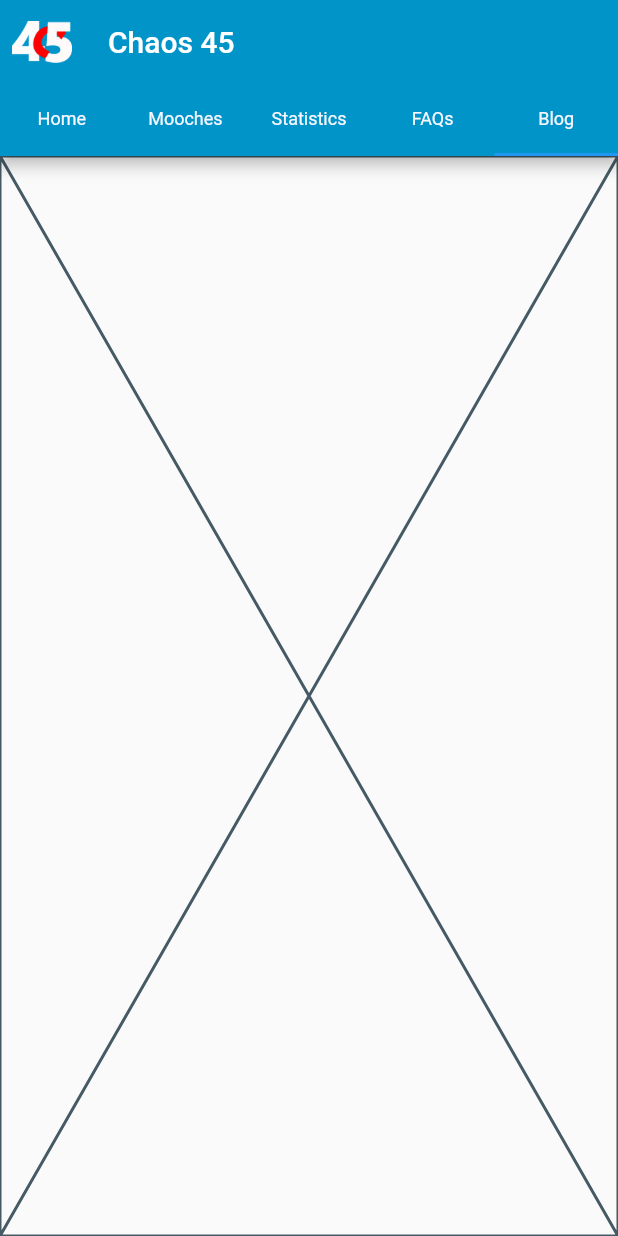
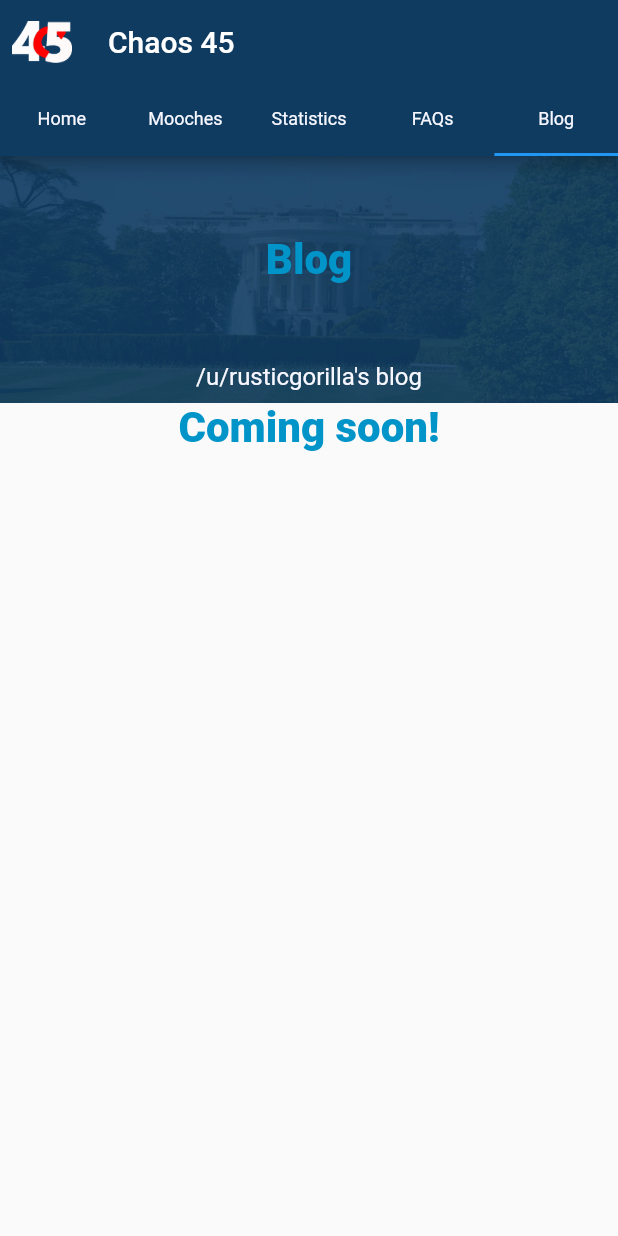
Before and after one commit to dekoding/45-chaos-mobile, a Flutter app: the screen it shows after launch, tab 5 chosen, on a phone screen of 412 x 824 dp. Run offline on Flutter 3.47's test engine with Material 2 defaults, Android fonts, the phone set to English and light mode, and no system bars; our stand-ins replace charts_flutter; network calls fail; Roboto replaces fonts that are missing (Fjalla One).

Commit message:
Finalized stats, and placeholders for FAQs, blog

```diff
--- a/lib/main.dart
+++ b/lib/main.dart
@@ -1,6 +1,8 @@
 import 'package:flutter/material.dart';
 import 'package:forty_five_chaos/styling/fonts.dart';
+import 'package:forty_five_chaos/views/blog.dart';
 import 'package:forty_five_chaos/views/chaos.dart';
+import 'package:forty_five_chaos/views/faqs.dart';
 import 'package:forty_five_chaos/views/mooches.dart';
 import 'package:forty_five_chaos/views/stats.dart';
 
@@ -19,6 +21,7 @@ class ChaosApp extends StatelessWidget {
   @override
   Widget build(BuildContext context) {
     return MaterialApp(
+      color: ChaosColors.darkBlue,
       home: DefaultTabController(
           length: tabs.length,
           child: Scaffold(
@@ -28,7 +31,7 @@ class ChaosApp extends StatelessWidget {
               child: Image.asset('assets/images/logo.png'),
             ),
             title: Text('Chaos 45'),
-            backgroundColor: ChaosColors.blue,
+            backgroundColor: ChaosColors.darkBlue,
             bottom: TabBar(tabs: tabs),
           ),
             body: TabBarView(
@@ -36,8 +39,8 @@ class ChaosApp extends StatelessWidget {
                 ChaosPage(),
                 MoochesPage(),
                 StatsPage(),
-                Placeholder(),
-                Placeholder()
+                FaqsPage(),
+                BlogPage()
               ],
             )
         ),
--- /dev/null
+++ b/lib/views/blog.dart
@@ -0,0 +1,25 @@
+import 'package:flutter/material.dart';
+import 'package:forty_five_chaos/shared/customwidgets.dart';
+import 'package:forty_five_chaos/styling/fonts.dart';
+
+class BlogPage extends StatefulWidget {
+  @override
+  _BlogPage createState() => _BlogPage();
+}
+
+class _BlogPage extends State<BlogPage> {
+  @override
+  Widget build(BuildContext context) {
+    return Column(
+        children: <Widget>[
+          ChaosHeader(
+              primary: 'Blog',
+              secondary: '/u/rusticgorilla\'s blog'
+          ),
+          Expanded(
+              child: Text('Coming soon!', style: ChaosStyles.hero)
+          )
+        ]
+    );
+  }
+}
--- a/lib/views/chaos.dart
+++ b/lib/views/chaos.dart
@@ -123,7 +123,11 @@ class _ChaosPage extends State<ChaosPage> {
             ),
           ),
           Expanded(
-              child: ListView.builder(
+              child: items.length == 0 ? Align(
+                child: CircularProgressIndicator(),
+                alignment: AlignmentDirectional.center,
+              ) :
+              ListView.builder(
                   itemCount: items.length,
                   itemBuilder: (context, index) {
                     ChaosEntry entry = items[index];
--- a/pubspec.yaml
+++ b/pubspec.yaml
@@ -21,6 +21,7 @@ dependencies:
     sdk: flutter
   http: ^0.12.0+2
   charts_flutter: ^0.8.1
+  flutter_launcher_icons: ^0.7.4
 
   # The following adds the Cupertino Icons font to your application.
   # Use with the CupertinoIcons class for iOS style icons.
@@ -79,3 +80,8 @@ fonts:
   - family: Fjalla One
     fonts:
       - asset: assets/fonts/FjallaOne-Regular.ttf
+
+flutter_icons:
+  android: "launcher_icon"
+  ios: true
+  image_path: "assets/images/logo.png"
```
Also changed, not shown: lib/models/stat.dart (+15 -1 lines), lib/views/faqs.dart (added, +25 -0 lines), lib/views/stats.dart (+36 -4 lines), assets/images/logo.png, pubspec.lock, 16 other files.
